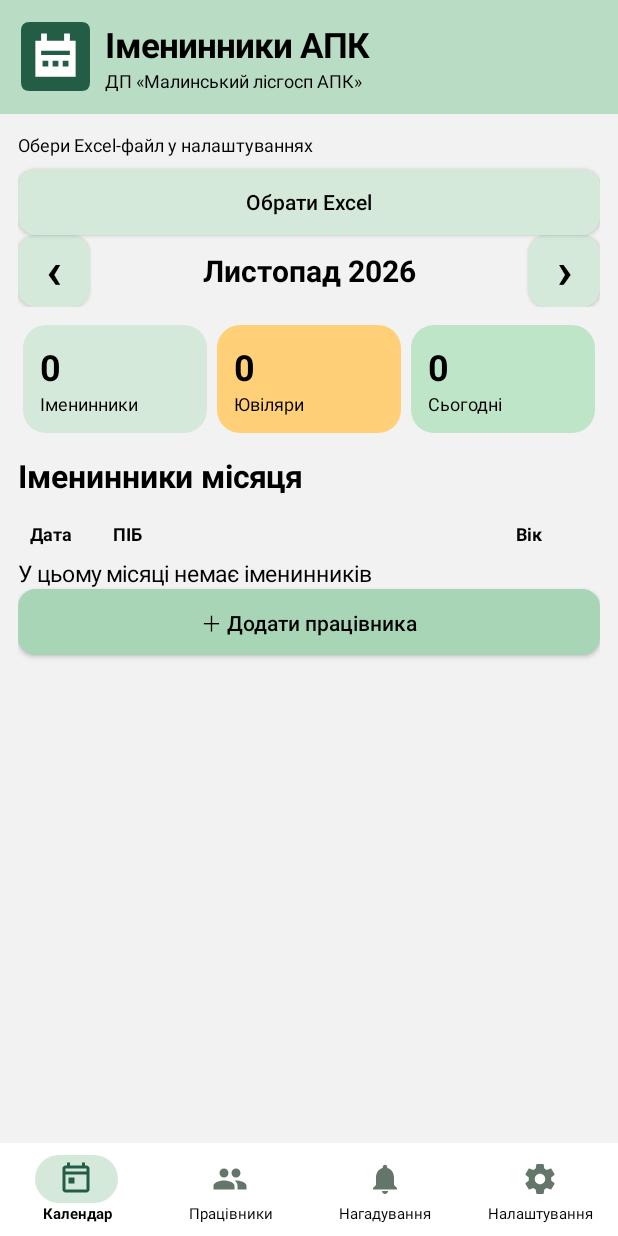
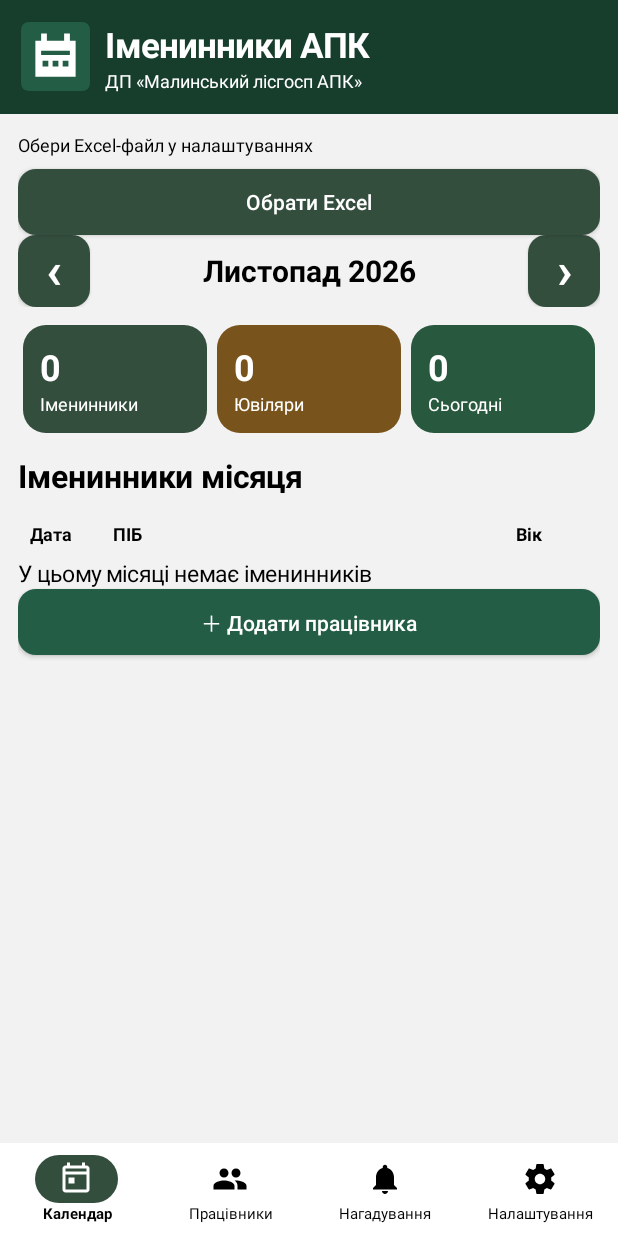
Before and after one commit to 1796caesar-cmd/BirthdayAPK, an Android app: the screen it shows after launch (MainActivity), on a phone screen of 412 x 824 dp. Run offline under Robolectric (Android 15) with nearby library versions, the phone set to English and light mode, and no system bars; network calls fail.

Commit message:
Add files via upload

```diff
--- a/app/src/main/java/ua/malinapk/birthdays/MainActivity.java
+++ b/app/src/main/java/ua/malinapk/birthdays/MainActivity.java
@@ -5,9 +5,9 @@ public class MainActivity extends Activity {
  boolean dark; ScrollView calendarScroll; float downX,downY; boolean swipeCandidate; int slideDirection=0;
  String themeMode(){return prefs().getString("appearanceTheme","auto");}
  void palette(){dark="dark".equals(themeMode())||("auto".equals(themeMode())&&(getResources().getConfiguration().uiMode & android.content.res.Configuration.UI_MODE_NIGHT_MASK)==android.content.res.Configuration.UI_MODE_NIGHT_YES);
-  GREEN=dark?0xffa0dab5:0xff235d45; INK=dark?Color.WHITE:Color.BLACK; MUTED=dark?0xffb0c2b5:0xff64756a; BG=dark?0xff171717:0xfff2f2f2; WHITE=dark?0xff282828:Color.WHITE; CARD=dark?0xff303030:0xffe5e5e5; GOLD=dark?0xffffd78a:0xff80500a; HEADER=dark?0xff173e2d:0xffb9dcc4; ACCENT=dark?0xff235d45:0xffa8d5b5; JUBILEE=dark?0xff79531c:0xffffd078; TODAY=dark?0xff28583d:0xffbfe5c8; NAV=dark?0xff344e3e:0xffd4e9da; LINE=dark?0xff405047:0xffdce5dd; ERROR=dark?0xffffa29a:0xffb13d37;
+  GREEN=dark?0xffa0dab5:0xff235d45; INK=dark?Color.WHITE:Color.BLACK; MUTED=dark?0xffb0c2b5:0xff64756a; BG=dark?0xff171717:0xfff2f2f2; WHITE=dark?0xff282828:Color.WHITE; CARD=dark?0xff303030:0xffe5e5e5; GOLD=dark?0xffffd78a:0xff80500a; HEADER=0xff173e2d; ACCENT=0xff235d45; JUBILEE=0xff79531c; TODAY=0xff28583d; NAV=0xff344e3e; LINE=dark?0xff405047:0xffdce5dd; ERROR=dark?0xffffa29a:0xffb13d37;
  }
- void bars(){getWindow().setStatusBarColor(HEADER);getWindow().setNavigationBarColor(BG);getWindow().getDecorView().setSystemUiVisibility(dark?0:(View.SYSTEM_UI_FLAG_LIGHT_NAVIGATION_BAR|View.SYSTEM_UI_FLAG_LIGHT_STATUS_BAR));}
+ void bars(){getWindow().setStatusBarColor(HEADER);getWindow().setNavigationBarColor(BG);getWindow().getDecorView().setSystemUiVisibility(dark?0:View.SYSTEM_UI_FLAG_LIGHT_NAVIGATION_BAR);}
  void themeSettings(){String[] labels={"Як у телефоні (автоматично)","Світла","Темна"};String[] keys={"auto","light","dark"};int current=Arrays.asList(keys).indexOf(themeMode());new AlertDialog.Builder(this).setTitle("Тема оформлення").setSingleChoiceItems(labels,Math.max(0,current),(d,w)->{prefs().edit().putString("appearanceTheme",keys[w]).apply();d.dismiss();recreate();}).setNegativeButton("Скасувати",null).show();}
  String themeLabel(){return "light".equals(themeMode())?"Світла":"dark".equals(themeMode())?"Темна":"Як у телефоні";}
 
@@ -70,21 +70,21 @@ public class MainActivity extends Activity {
  void pad(View v,int a){v.setPadding(dp(a),dp(a),dp(a),dp(a));}
  void add(LinearLayout l,View v){l.addView(v,new LinearLayout.LayoutParams(-1,-2));}
  void weight(LinearLayout l,View v){l.addView(v,new LinearLayout.LayoutParams(0,-2,1));}
- Button button(String s,Runnable f){Button b=new Button(this);b.setAllCaps(false);b.setText(s);b.setTextColor(INK);b.setTextSize(14);b.setMinHeight(dp(44));b.setMinimumHeight(dp(44));b.setMinWidth(0);b.setMinimumWidth(0);b.setPadding(dp(10),dp(8),dp(10),dp(8));b.setBackground(new android.graphics.drawable.RippleDrawable(android.content.res.ColorStateList.valueOf(dark?0x22ffffff:0x22235d45),bg(NAV,12),null));b.setOnClickListener(v->f.run());return b;}
- Button primary(String s,Runnable f){Button b=button(s,f);b.setTextColor(INK);b.setBackground(new android.graphics.drawable.RippleDrawable(android.content.res.ColorStateList.valueOf(0x33ffffff),bg(ACCENT,12),null));return b;}
+ Button button(String s,Runnable f){Button b=new Button(this);b.setAllCaps(false);b.setText(s);b.setTextColor(Color.WHITE);b.setTextSize(14);b.setMinHeight(dp(44));b.setMinimumHeight(dp(44));b.setMinWidth(0);b.setMinimumWidth(0);b.setPadding(dp(10),dp(8),dp(10),dp(8));b.setBackground(new android.graphics.drawable.RippleDrawable(android.content.res.ColorStateList.valueOf(0x22ffffff),bg(NAV,12),null));b.setOnClickListener(v->f.run());return b;}
+ Button primary(String s,Runnable f){Button b=button(s,f);b.setTextColor(Color.WHITE);b.setBackground(new android.graphics.drawable.RippleDrawable(android.content.res.ColorStateList.valueOf(0x33ffffff),bg(ACCENT,12),null));return b;}
  void action(LinearLayout parent,Button b){if(!b.isEnabled())b.setAlpha(.45f);add(parent,b);gap(parent,8);}
  void section(LinearLayout parent,String label){add(parent,text(label,21,INK,true));gap(parent,8);}
- void statsTile(LinearLayout r,String label,int value,int color,int fill){LinearLayout tile=col();tile.setBackground(bg(fill,15));pad(tile,11);add(tile,text(String.valueOf(value),24,color,true));add(tile,text(label,12,color,false));LinearLayout.LayoutParams lp=new LinearLayout.LayoutParams(0,-1,1);lp.setMargins(dp(3),0,dp(3),0);r.addView(tile,lp);}
+ void statsTile(LinearLayout r,String label,int value,int color,int fill){LinearLayout tile=col();tile.setBackground(bg(fill,15));pad(tile,11);TextView number=text(String.valueOf(value),24,color,true),caption=text(label,12,color,false);number.setTextColor(Color.WHITE);caption.setTextColor(Color.WHITE);add(tile,number);add(tile,caption);LinearLayout.LayoutParams lp=new LinearLayout.LayoutParams(0,-1,1);lp.setMargins(dp(3),0,dp(3),0);r.addView(tile,lp);}
 
  void gap(LinearLayout l,int n){View v=new View(this);l.addView(v,new LinearLayout.LayoutParams(1,dp(n)));}
  LinearLayout card(LinearLayout parent){LinearLayout c=col();c.setBackground(bg(CARD,17));pad(c,12);add(parent,c);gap(parent,8);return c;}
- void show(){calendarScroll=null;root=col();root.setBackgroundColor(BG);if(Build.VERSION.SDK_INT>=35){root.setOnApplyWindowInsetsListener((v,insets)->{android.graphics.Insets sys=insets.getInsets(WindowInsets.Type.systemBars());v.setPadding(sys.left,sys.top,sys.right,sys.bottom);return insets;});}setContentView(root);LinearLayout header=col();header.setBackgroundColor(HEADER);pad(header,14);LinearLayout brand=row();ImageView logo=new ImageView(this);logo.setImageResource(R.drawable.ic_app);brand.addView(logo,new LinearLayout.LayoutParams(dp(46),dp(46)));LinearLayout brandText=col();brandText.setPadding(dp(10),0,0,0);add(brandText,text("Іменинники АПК",23,INK,true));add(brandText,text("ДП «Малинський лісгосп АПК»",12,INK,false));weight(brand,brandText);add(header,brand);add(root,header);
+ void show(){calendarScroll=null;root=col();root.setBackgroundColor(BG);if(Build.VERSION.SDK_INT>=35){root.setOnApplyWindowInsetsListener((v,insets)->{android.graphics.Insets sys=insets.getInsets(WindowInsets.Type.systemBars());v.setPadding(sys.left,sys.top,sys.right,sys.bottom);return insets;});}setContentView(root);LinearLayout header=col();header.setBackgroundColor(HEADER);pad(header,14);LinearLayout brand=row();ImageView logo=new ImageView(this);logo.setImageResource(R.drawable.ic_app);brand.addView(logo,new LinearLayout.LayoutParams(dp(46),dp(46)));LinearLayout brandText=col();brandText.setPadding(dp(10),0,0,0);TextView brandTitle=text("Іменинники АПК",23,INK,true),brandSubtitle=text("ДП «Малинський лісгосп АПК»",12,INK,false);brandTitle.setTextColor(Color.WHITE);brandSubtitle.setTextColor(Color.WHITE);add(brandText,brandTitle);add(brandText,brandSubtitle);weight(brand,brandText);add(header,brand);add(root,header);
  ScrollView scroll=new ScrollView(this);scroll.setFillViewport(true);scroll.setClipToPadding(false);if(mode.equals("calendar"))calendarScroll=scroll;LinearLayout body=col();pad(body,12);scroll.addView(body);root.addView(scroll,new LinearLayout.LayoutParams(-1,0,1));TextView st=text(status,12,ready?MUTED:ERROR,false);add(body,st);gap(body,8);if(!ready&&!mode.equals("settings"))add(body,button("Обрати Excel",this::pickExcel));
  if(mode.equals("calendar"))calendar(body);else if(mode.equals("people"))allPeople(body);else if(mode.equals("settings"))settings(body);else reminders(body);
  LinearLayout nav=row();nav.setBackgroundColor(WHITE);String[] labels={"Календар","Працівники","Нагадування","Налаштування"};String[] modes={"calendar","people","reminders","settings"};int[] icons={R.drawable.nav_calendar,R.drawable.nav_people,R.drawable.nav_bell,R.drawable.nav_settings};
  for(int k=0;k<4;k++){final String m=modes[k];boolean active=mode.equals(m);int color=active?GREEN:MUTED;
   LinearLayout item=col();item.setGravity(Gravity.CENTER);item.setPadding(dp(2),dp(8),dp(2),dp(8));item.setMinimumHeight(dp(60));
-  LinearLayout pill=row();pill.setGravity(Gravity.CENTER);pill.setBackground(bg(active?NAV:WHITE,20));ImageView icon=new ImageView(this);icon.setImageResource(icons[k]);icon.setColorFilter(color);pill.addView(icon,new LinearLayout.LayoutParams(dp(24),dp(24)));item.addView(pill,new LinearLayout.LayoutParams(dp(55),dp(32)));
+  LinearLayout pill=row();pill.setGravity(Gravity.CENTER);pill.setBackground(bg(active?NAV:WHITE,20));ImageView icon=new ImageView(this);icon.setImageResource(icons[k]);icon.setColorFilter(active?Color.WHITE:INK);pill.addView(icon,new LinearLayout.LayoutParams(dp(24),dp(24)));item.addView(pill,new LinearLayout.LayoutParams(dp(55),dp(32)));
   TextView t=text(labels[k],10,color,active);t.setGravity(Gravity.CENTER);t.setMaxLines(2);t.setBreakStrategy(android.text.Layout.BREAK_STRATEGY_SIMPLE);add(item,t);
   item.setContentDescription(labels[k]);item.setSelected(active);item.setOnClickListener(v->{mode=m;show();});nav.addView(item,new LinearLayout.LayoutParams(0,-1,1));
  }add(root,nav);if(slideDirection!=0){final int direction=slideDirection;slideDirection=0;body.setTranslationX(direction*dp(64));body.setAlpha(.55f);body.animate().translationX(0).alpha(1).setDuration(190).start();}}
@@ -95,7 +95,8 @@ public class MainActivity extends Activity {
  List<Person> sorted(List<Person> src,int y){List<Person> a=new ArrayList<>(src);a.sort(Comparator.comparing((Person p)->p.birthday(y)).thenComparing(Person::name,String.CASE_INSENSITIVE_ORDER));return a;}
  void calendar(LinearLayout b){LinearLayout r=row();r.addView(monthArrow(-1),new LinearLayout.LayoutParams(dp(48),-2));TextView title=text(months[selected.getMonthValue()-1]+" "+selected.getYear(),20,INK,true);title.setGravity(Gravity.CENTER);title.setOnClickListener(v->chooseMonth());weight(r,title);r.addView(monthArrow(1),new LinearLayout.LayoutParams(dp(48),-2));add(b,r);gap(b,12);if(!selected.equals(YearMonth.now()))action(b,button("Поточний місяць",()->{selected=YearMonth.now();show();}));int y=selected.getYear();List<Person> list=new ArrayList<>();int j=0,today=0;for(Person p:sorted(people,y))if(p.birthday(y).getMonthValue()==selected.getMonthValue()){list.add(p);if(p.jubilee(y))j++;if(p.birthday(y).equals(LocalDate.now()))today++;}LinearLayout stats=row();statsTile(stats,"Іменинники",list.size(),GREEN,NAV);statsTile(stats,"Ювіляри",j,INK,JUBILEE);statsTile(stats,"Сьогодні",today,INK,TODAY);add(b,stats);gap(b,14);section(b,"Іменинники місяця");LinearLayout titles=row();TextView d=text("Дата",12,INK,true);titles.addView(d,new LinearLayout.LayoutParams(fontDp(55),-2));weight(titles,text("ПІБ",12,INK,true));titles.addView(text("Вік",12,INK,true),new LinearLayout.LayoutParams(fontDp(48),-2));pad(titles,8);add(b,titles);if(list.isEmpty())add(b,text("У цьому місяці немає іменинників",15,MUTED,false));for(Person p:list)personRow(b,p,y,true);action(b,primary("＋ Додати працівника",()->edit(null)));}
  void chooseMonth(){LinearLayout l=col();pad(l,16);Spinner m=new Spinner(this);m.setAdapter(new ArrayAdapter<>(this,android.R.layout.simple_spinner_dropdown_item,months));m.setSelection(selected.getMonthValue()-1);EditText y=new EditText(this);y.setInputType(2);y.setText(""+selected.getYear());add(l,m);add(l,y);new AlertDialog.Builder(this).setTitle("Місяць і рік").setView(l).setPositiveButton("Вибрати",(d,w)->{try{int year=Integer.parseInt(y.getText().toString());if(year<1900||year>9999)throw new IllegalArgumentException();selected=YearMonth.of(year,m.getSelectedItemPosition()+1);show();}catch(Exception e){msg("Некоректний рік");}}).setNegativeButton("Скасувати",null).show();}
- void personRow(LinearLayout b,Person p,int y,boolean date){boolean jub=date&&p.jubilee(y),now=date&&p.birthday(y).equals(LocalDate.now());LinearLayout r=row();r.setBackground(new android.graphics.drawable.RippleDrawable(android.content.res.ColorStateList.valueOf(dark?0x22ffffff:0x22000000),bg(jub?JUBILEE:now?TODAY:WHITE,13),null));pad(r,9);if(date)r.addView(text(p.birthday(y).format(DateTimeFormatter.ofPattern("dd.MM")),13,INK,true),new LinearLayout.LayoutParams(fontDp(55),-2));LinearLayout n=col();add(n,text(p.name(),15,INK,jub));if(now)add(n,text("Сьогодні",12,INK,false));if(!date)add(n,text(p.unit+" · "+p.job,12,MUTED,false));weight(r,n);if(!date){TextView birth=text(p.born.format(DateTimeFormatter.ofPattern("dd.MM")),13,INK,true);birth.setGravity(Gravity.CENTER);r.addView(birth,new LinearLayout.LayoutParams(fontDp(55),-2));}TextView age=text((jub?"★ ":"")+(date?p.ageIn(y):p.ageNow(LocalDate.now())),15,INK,true);age.setGravity(Gravity.END);r.addView(age,new LinearLayout.LayoutParams(fontDp(48),-2));r.setOnClickListener(v->details(p,y));add(b,r);gap(b,5);}
+
+ void whiteRowText(View v){if(v instanceof TextView)((TextView)v).setTextColor(Color.WHITE);else if(v instanceof ViewGroup){ViewGroup g=(ViewGroup)v;for(int i=0;i<g.getChildCount();i++)whiteRowText(g.getChildAt(i));}} void personRow(LinearLayout b,Person p,int y,boolean date){boolean jub=date&&p.jubilee(y),now=date&&p.birthday(y).equals(LocalDate.now());LinearLayout r=row();r.setBackground(new android.graphics.drawable.RippleDrawable(android.content.res.ColorStateList.valueOf(dark?0x22ffffff:0x22000000),bg(jub?JUBILEE:now?TODAY:WHITE,13),null));pad(r,9);if(date)r.addView(text(p.birthday(y).format(DateTimeFormatter.ofPattern("dd.MM")),13,INK,true),new LinearLayout.LayoutParams(fontDp(55),-2));LinearLayout n=col();add(n,text(p.name(),15,INK,jub));if(now)add(n,text("Сьогодні",12,INK,false));if(!date)add(n,text(p.unit+" · "+p.job,12,MUTED,false));weight(r,n);if(!date){TextView birth=text(p.born.format(DateTimeFormatter.ofPattern("dd.MM")),13,INK,true);birth.setGravity(Gravity.CENTER);r.addView(birth,new LinearLayout.LayoutParams(fontDp(55),-2));}TextView age=text((jub?"★ ":"")+(date?p.ageIn(y):p.ageNow(LocalDate.now())),15,INK,true);age.setGravity(Gravity.END);r.addView(age,new LinearLayout.LayoutParams(fontDp(48),-2));if(jub||now)whiteRowText(r);r.setOnClickListener(v->details(p,y));add(b,r);gap(b,5);}
  void allPeople(LinearLayout b){
  LocalDate today=LocalDate.now(); final int year=today.getYear();
  int totalJubilees=0, remainingJubilees=0;
@@ -147,7 +148,8 @@ public class MainActivity extends Activity {
   for(int id:ids){
    LinearLayout item=card(b);LinearLayout r=row();LinearLayout labels=col();add(labels,text(ReminderReceiver.dayLabel(ReminderReceiver.offset(this,id)),15,INK,true));add(labels,text(ReminderReceiver.time(this,id).format(DateTimeFormatter.ofPattern("HH:mm")),26,INK,true));weight(r,labels);Switch cb=new Switch(this);cb.setContentDescription("Увімкнути нагадування");cb.setChecked(ReminderReceiver.enabled(this,id));r.addView(cb);add(item,r);
    cb.setOnCheckedChangeListener((v,on)->{prefs().edit().putBoolean("enabled"+id,on).apply();ReminderReceiver.scheduleOne(this,id);int count=0;for(int rule:ids)if(ReminderReceiver.enabled(this,rule))count++;activeLabel.setText("Активних: "+count);});
-   LinearLayout actions=row();weight(actions,button("Редагувати",()->editReminder(id)));
+   gap(item,10);LinearLayout actions=row();weight(actions,button("Редагувати",()->editReminder(id)));
+   actions.addView(new View(this),new LinearLayout.LayoutParams(dp(10),1));
    weight(actions,button("Видалити",()->new AlertDialog.Builder(this).setTitle("Видалити нагадування?").setPositiveButton("Видалити",(d,w)->{ReminderReceiver.removeRule(this,id);show();}).setNegativeButton("Скасувати",null).show()));
    add(item,actions);gap(item,6);
   }
--- a/app/src/main/res/values/birthday_themes.xml
+++ b/app/src/main/res/values/birthday_themes.xml
@@ -3,9 +3,9 @@
     <style name="BirthdayLight" parent="@android:style/Theme.Material.Light.NoActionBar">
         <item name="android:colorAccent">#235D45</item>
         <item name="android:windowBackground">#F2F2F2</item>
-        <item name="android:statusBarColor">#B9DCC4</item>
+        <item name="android:statusBarColor">#173E2D</item>
         <item name="android:navigationBarColor">#F2F2F2</item>
-        <item name="android:windowLightStatusBar">true</item>
+        <item name="android:windowLightStatusBar">false</item>
         <item name="android:textColorPrimary">#000000</item>
         <item name="android:textColorSecondary">#000000</item>
         <item name="android:textColorHint">#000000</item>
```
